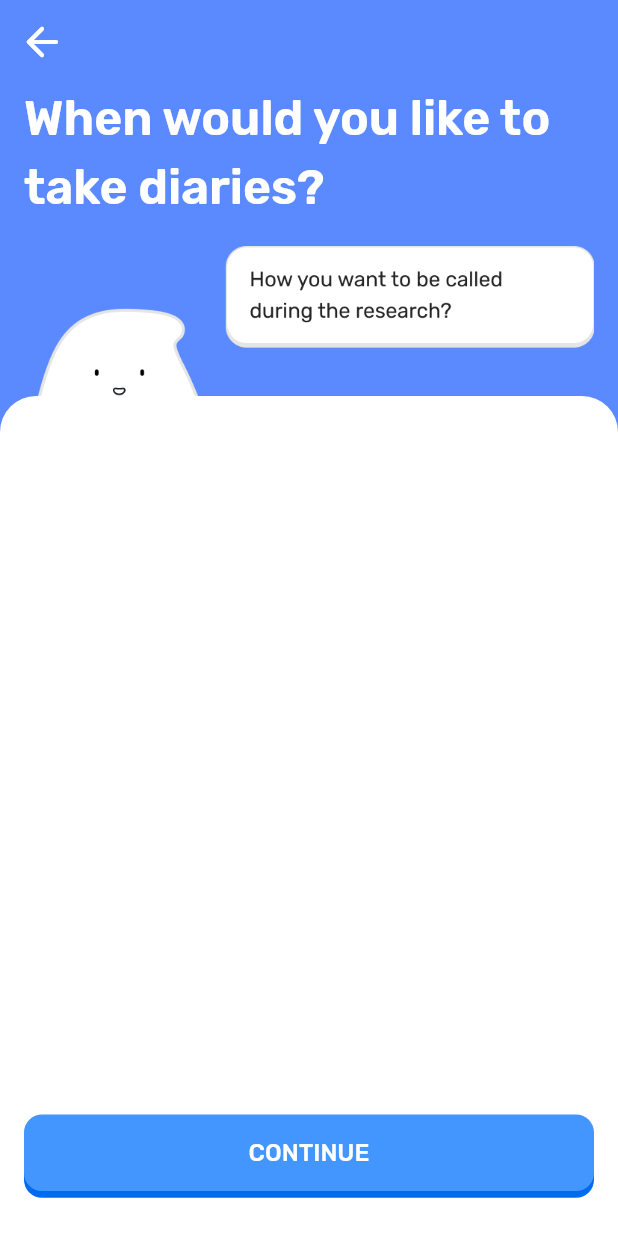
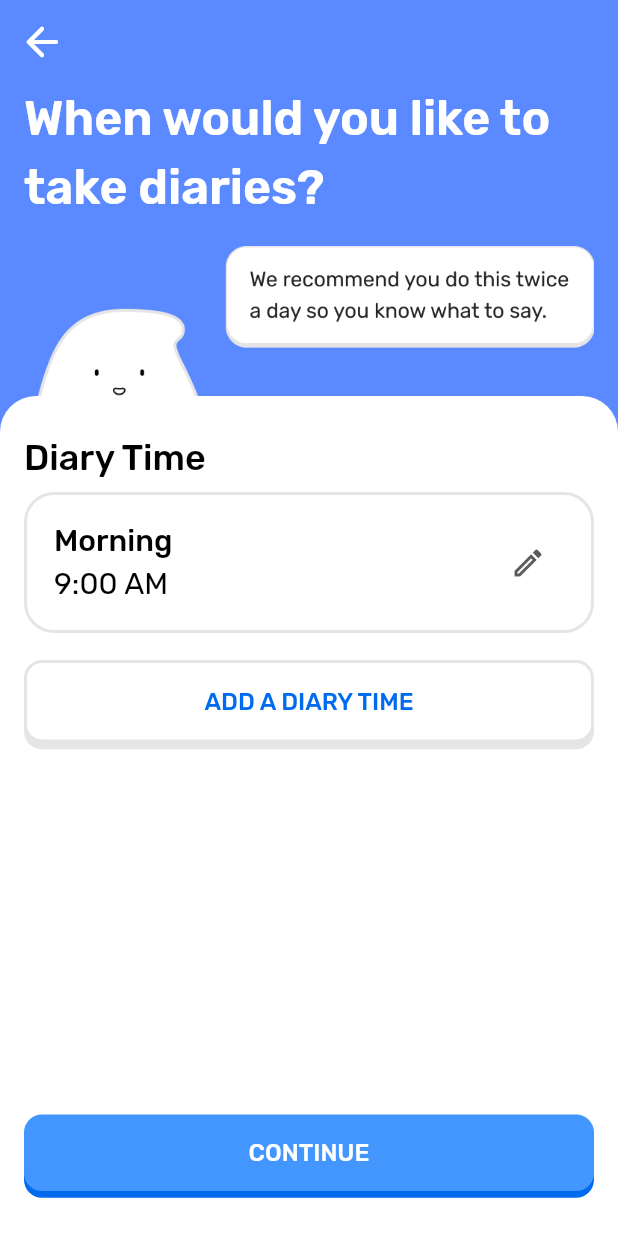
Before and after one commit to AppHatchery/Fabla-Front-end, a Flutter app: the ActiveTimePage screen opened directly, on a phone screen of 412 x 824 dp. Run offline on Flutter 3.47's test engine with Material 2 defaults, Android fonts, the phone set to English and light mode, and no system bars; our stand-ins replace audioplayers, bloc, equatable, flutter_bloc, flutter_screenutil, lottie and 4 more; missing offline and left inert: audio_session, flutter_sound; accounts and stored records are empty; generated files the repository leaves out were written again.

Commit message:
Added Time Picker
Created the time picker for the onboarding process and some of the images

```diff
--- a/lib/core/utils/dummy_data.dart
+++ b/lib/core/utils/dummy_data.dart
@@ -1,3 +1,5 @@
+import 'package:flutter/material.dart';
+
 import '../../screens/diary/data/diary.dart';
 import '../../screens/diary/data/prompt.dart';
 import '../../screens/diary/data/tag.dart';
@@ -93,6 +95,8 @@ List<Tag> fakeTags = const [
   Tag(text: "60 seconds", type: TagType.time),
   Tag(text: "Multiple questions", type: TagType.questions),
 ];
+
+const TimeOfDay fixedTime = TimeOfDay(hour: 9, minute: 0);
 
 final List<String> studyCodes = [
   "X8R3Z9",
--- a/lib/screens/onboarding/domain/repository/setup_repository.dart
+++ b/lib/screens/onboarding/domain/repository/setup_repository.dart
@@ -1,4 +1,5 @@
 import 'dart:io';
+import 'package:audio_diaries_flutter/core/utils/formatter.dart';
 import 'package:path_provider/path_provider.dart';
 import 'package:path/path.dart' as p;
 
@@ -68,7 +69,7 @@ class SetupRepository {
   void createMetadata() async {
     final participant = getParticipant();
     final today = DateTime.now();
-    final date = "${today.month}/${today.day}/${today.year}";
+    final date = formatDate(today);
     final code = participant!.studyCode;
 
     final metadata = Strings().participantMetadata(code, date);
--- a/lib/screens/onboarding/presentation/pages/active_dates.dart
+++ b/lib/screens/onboarding/presentation/pages/active_dates.dart
@@ -99,7 +99,7 @@ class _ActiveDatesPageState extends State<ActiveDatesPage> {
             child: AvatarBackground(
                 height: height,
                 width: width,
-                image: "assets/images/avatar_ask_name.png", // Change Image
+                image: "assets/images/active_dates.png", // Change Image
                 onContinue: () => Navigator.push(context, MaterialPageRoute(builder: (context)=> const ActiveTimePage())),
                 children: const []),
           ),
--- a/lib/screens/onboarding/presentation/pages/active_time.dart
+++ b/lib/screens/onboarding/presentation/pages/active_time.dart
@@ -1,4 +1,5 @@
 import 'package:audio_diaries_flutter/screens/onboarding/presentation/pages/notification_access.dart';
+import 'package:audio_diaries_flutter/screens/onboarding/presentation/widgets/list_active_times.dart';
 import 'package:flutter/material.dart';
 
 import '../../../../theme/custom_colors.dart';
@@ -57,9 +58,22 @@ class _ActiveTimePageState extends State<ActiveTimePage> {
                             height: height,
                             width: width,
                             image:
-                                "assets/images/avatar_ask_name.png", // Change Image
-                            onContinue: () => Navigator.push(context, MaterialPageRoute(builder: (context)=> const NotificationAccessPage())),
-                            children: const []),
+                                "assets/images/active_time.png", // Change Image
+                            onContinue: () => Navigator.push(
+                                context,
+                                MaterialPageRoute(
+                                    builder: (context) =>
+                                        const NotificationAccessPage())),
+                            children: [
+                              Text(
+                                "Diary Time",
+                                style: CustomTypography().headlineMedium(),
+                              ),
+                              const SizedBox(
+                                height: 6,
+                              ),
+                              const ListActiveTimes(),
+                            ]),
                       ),
                     )
                   ],
--- a/lib/screens/onboarding/presentation/pages/mic_access.dart
+++ b/lib/screens/onboarding/presentation/pages/mic_access.dart
@@ -3,7 +3,6 @@ import 'package:audio_diaries_flutter/screens/onboarding/presentation/widgets/mi
 import 'package:audio_session/audio_session.dart';
 import 'package:flutter/material.dart';
 import 'package:flutter_sound/flutter_sound.dart';
-import 'package:flutter_sound/public/flutter_sound_recorder.dart';
 import 'package:path_provider/path_provider.dart';
 import 'package:permission_handler/permission_handler.dart';
 
--- /dev/null
+++ b/lib/screens/onboarding/presentation/widgets/active_time_tile.dart
@@ -0,0 +1,93 @@
+import 'package:audio_diaries_flutter/theme/custom_typography.dart';
+import 'package:flutter/material.dart';
+
+import '../../../../theme/custom_colors.dart';
+import '../../../../theme/components/time_picker.dart';
+
+class ActiveTimeTile extends StatefulWidget {
+  final TimeOfDay time;
+  final VoidCallback delete;
+  const ActiveTimeTile({super.key, required this.time, required this.delete});
+
+  @override
+  State<ActiveTimeTile> createState() => _ActiveTimeTileState();
+}
+
+class _ActiveTimeTileState extends State<ActiveTimeTile> {
+  late MaterialLocalizations localizations = MaterialLocalizations.of(context);
+  late TimeOfDay timeOfDay = widget.time;
+  late String period = "";
+
+  @override
+  void initState() {
+    getPeriod(timeOfDay.hour);
+    super.initState();
+  }
+
+  @override
+  Widget build(BuildContext context) {
+    return Container(
+      padding: const EdgeInsets.symmetric(horizontal: 18, vertical: 16),
+      decoration: BoxDecoration(
+          color: CustomColors.fillWhite,
+          borderRadius: BorderRadius.circular(20),
+          border:
+              Border.all(color: CustomColors.productBorderNormal, width: 2)),
+      child: Row(
+        mainAxisAlignment: MainAxisAlignment.spaceBetween,
+        children: [
+          Column(
+            crossAxisAlignment: CrossAxisAlignment.start,
+            children: [
+              Text(
+                period,
+                style: CustomTypography().titleLarge(),
+              ),
+              Text(
+                localizations.formatTimeOfDay(timeOfDay),
+                style: CustomTypography().titleMedium(),
+              ),
+            ],
+          ),
+          IconButton(
+              onPressed: () => pickDate(timeOfDay),
+              icon: const Icon(Icons.edit_outlined,
+                  color: CustomColors.textSecondaryContent))
+        ],
+      ),
+    );
+  }
+
+  void getPeriod(int hour) {
+    if (hour >= 4 && hour <= 12) {
+      period = "Morning";
+    } else if (hour >= 12 && hour <= 17) {
+      period = "Afternoon";
+    } else if (hour >= 17 && hour <= 22) {
+      period = "Evening";
+    } else if (hour >= 22 || hour <= 4) {
+      period = "Late Night";
+    }
+  }
+
+  void pickDate(TimeOfDay? date) async {
+    final time = await showModalBottomSheet(
+        backgroundColor: CustomColors.fillWhite,
+        context: context,
+        builder: (context) => Wrap(
+              children: [
+                CustomTimePicker(
+                  date: date,
+                  onDelete: () => date != null ? widget.delete() : null,
+                ),
+              ],
+            ));
+
+    if (time != null) {
+      setState(() {
+        timeOfDay = time;
+        getPeriod(timeOfDay.hour);
+      });
+    }
+  }
+}
--- a/lib/screens/onboarding/presentation/widgets/avatar_background.dart
+++ b/lib/screens/onboarding/presentation/widgets/avatar_background.dart
@@ -46,11 +46,17 @@ class AvatarBackground extends StatelessWidget {
                       topLeft: Radius.circular(24),
                       topRight: Radius.circular(24))),
               child: Column(
+                crossAxisAlignment: CrossAxisAlignment.start,
                 mainAxisAlignment: MainAxisAlignment.spaceBetween,
                 children: [
-                  SizedBox(
-                    child: Column(
-                      children: children,
+                  Expanded(
+                    child: SingleChildScrollView(
+                      child: SizedBox(
+                        child: Column(
+                          crossAxisAlignment: CrossAxisAlignment.start,
+                          children: children,
+                        ),
+                      ),
                     ),
                   ),
                   CustomElevatedButton(
--- /dev/null
+++ b/lib/screens/onboarding/presentation/widgets/list_active_times.dart
@@ -0,0 +1,87 @@
+import 'package:audio_diaries_flutter/core/utils/dummy_data.dart';
+import 'package:flutter/material.dart';
+
+import '../../../../theme/components/buttons.dart';
+import '../../../../theme/custom_colors.dart';
+import 'active_time_tile.dart';
+import '../../../../theme/components/time_picker.dart';
+
+class ListActiveTimes extends StatefulWidget {
+  const ListActiveTimes({super.key});
+
+  @override
+  State<ListActiveTimes> createState() => _ListActiveTimesState();
+}
+
+class _ListActiveTimesState extends State<ListActiveTimes> {
+  List<TimeOfDay> times = [];
+
+  @override
+  void initState() {
+    times.insert(0, fixedTime);
+    super.initState();
+  }
+
+  @override
+  Widget build(BuildContext context) {
+    return Column(
+      children: [
+        SizedBox(
+          child: ListView.builder(
+              padding: const EdgeInsets.all(0),
+              physics: const NeverScrollableScrollPhysics(),
+              shrinkWrap: true,
+              itemCount: times.length,
+              itemBuilder: (context, index) {
+                return Padding(
+                  padding: EdgeInsets.only(
+                      bottom: index == times.length - 1 ? 0 : 10.0),
+                  child: ActiveTimeTile(
+                    time: times[index],
+                    delete: () =>
+                        {deleteTime(times[index]), Navigator.pop(context)},
+                  ),
+                );
+              }),
+        ),
+        const SizedBox(
+          height: 12,
+        ),
+        CustomElevatedButton(
+          onClick: () => pickDate(),
+          text: "ADD A DIARY TIME",
+          textColor: CustomColors.productNormalActive,
+          color: CustomColors.fillWhite,
+          border: Border.all(color: CustomColors.productBorderNormal, width: 2),
+          shadowColor: CustomColors.productBorderNormal,
+        )
+      ],
+    );
+  }
+
+  void pickDate() async {
+    final time = await showModalBottomSheet(
+        backgroundColor: CustomColors.fillWhite,
+        context: context,
+        builder: (context) => const Wrap(
+              children: [
+                CustomTimePicker(date: null),
+              ],
+            ));
+    if (time != null) {
+      if (!times.contains(time)) {
+        setState(() {
+          times.add(time);
+        });
+      }
+    }
+  }
+
+  void deleteTime(TimeOfDay time) {
+    if (times.length > 1) {
+      setState(() {
+        times.remove(time);
+      });
+    }
+  }
+}
```
Also changed, not shown: lib/screens/onboarding/presentation/pages/confirm.dart (+40 -8 lines), lib/theme/components/time_picker.dart (added, +247 -0 lines), lib/theme/dialogs/pop_ups.dart (+15 -10 lines), assets/images/active_dates.png (added), assets/images/active_time.png (added).
